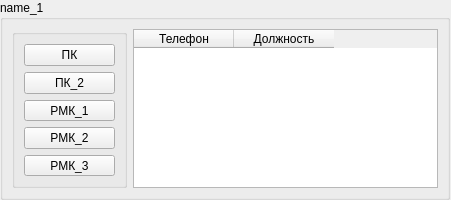
The window that Containers/card.ui (Bigmagyshka/Quick-AD-Access) describes before a commit, drawn with Qt 5.
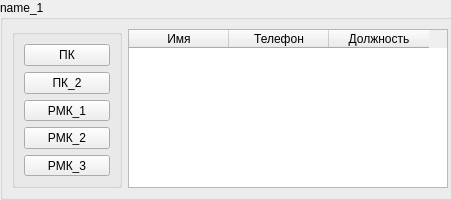
The same window after the commit. Custom widgets are drawn as their Qt base class.

```diff
--- a/Containers/card.ui
+++ b/Containers/card.ui
@@ -18,19 +18,19 @@
     <rect>
      <x>0</x>
      <y>0</y>
-     <width>450</width>
+     <width>460</width>
      <height>200</height>
     </rect>
    </property>
    <property name="minimumSize">
     <size>
-     <width>450</width>
+     <width>460</width>
      <height>200</height>
     </size>
    </property>
    <property name="maximumSize">
     <size>
-     <width>450</width>
+     <width>460</width>
      <height>200</height>
     </size>
    </property>
@@ -87,18 +87,29 @@
     </item>
     <item>
      <widget class="QTableWidget" name="table_card_1">
+      <property name="sizePolicy">
+       <sizepolicy hsizetype="Fixed" vsizetype="Expanding">
+        <horstretch>0</horstretch>
+        <verstretch>0</verstretch>
+       </sizepolicy>
+      </property>
       <property name="minimumSize">
        <size>
-        <width>302</width>
+        <width>320</width>
         <height>0</height>
        </size>
       </property>
       <property name="maximumSize">
        <size>
-        <width>305</width>
+        <width>320</width>
         <height>16777215</height>
        </size>
       </property>
+      <column>
+       <property name="text">
+        <string>Имя</string>
+       </property>
+      </column>
       <column>
        <property name="text">
         <string>Телефон</string>
```
